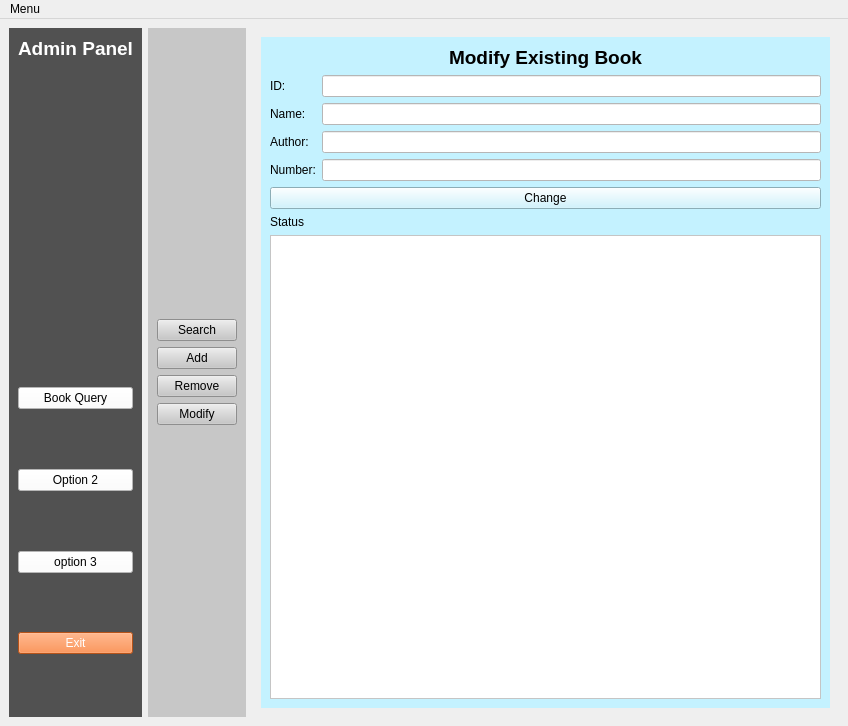
mursalatul/library-management-system, file ui/admin.ui: the form before one commit.
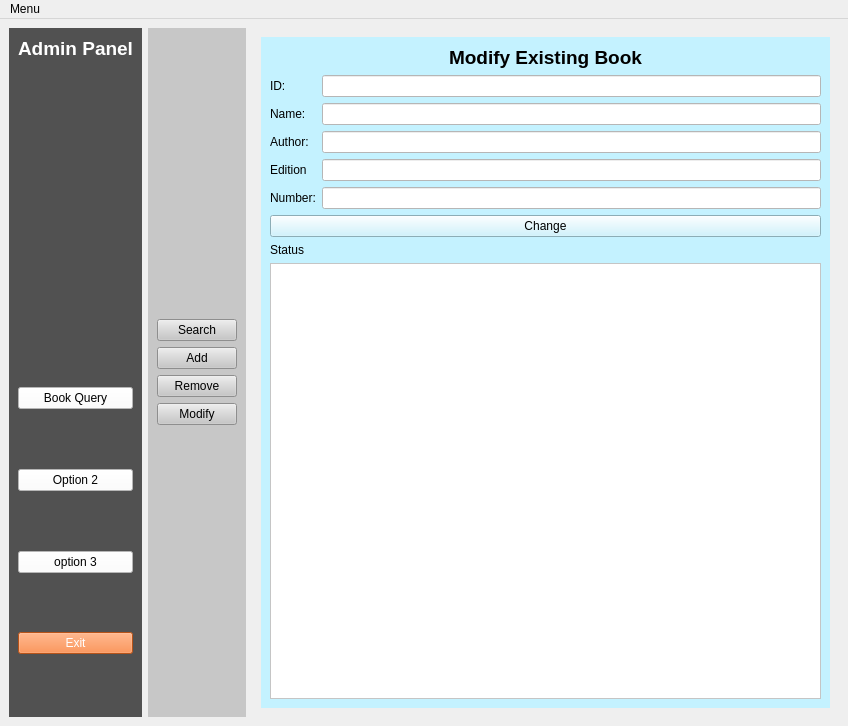
The form after the commit. The open tabs and pages were chosen to show the change. Icons and pictures are not drawn.

```diff
--- a/ui/admin.ui
+++ b/ui/admin.ui
@@ -673,20 +673,34 @@
                </property>
               </widget>
              </item>
-             <item row="3" column="0">
+             <item row="4" column="0">
               <widget class="QLabel" name="label_20">
                <property name="text">
                 <string>Number:</string>
                </property>
               </widget>
              </item>
-             <item row="3" column="1">
-              <widget class="QLineEdit" name="lineEdit_add_book_number_3">
+             <item row="4" column="1">
+              <widget class="QLineEdit" name="lineEdit_modify_book_number">
                <property name="styleSheet">
                 <string notr="true">background-color: rgb(255, 255, 255);</string>
                </property>
               </widget>
              </item>
+             <item row="3" column="0">
+              <widget class="QLabel" name="label_12">
+               <property name="text">
+                <string>Edition</string>
+               </property>
+              </widget>
+             </item>
+             <item row="3" column="1">
+              <widget class="QLineEdit" name="lineEdit_modify_book_edition">
+               <property name="styleSheet">
+                <string notr="true">background: white;</string>
+               </property>
+              </widget>
+             </item>
             </layout>
            </item>
            <item row="2" column="0">
```
Left out of the diff: 12 changed lines with no effect on the pictures.
